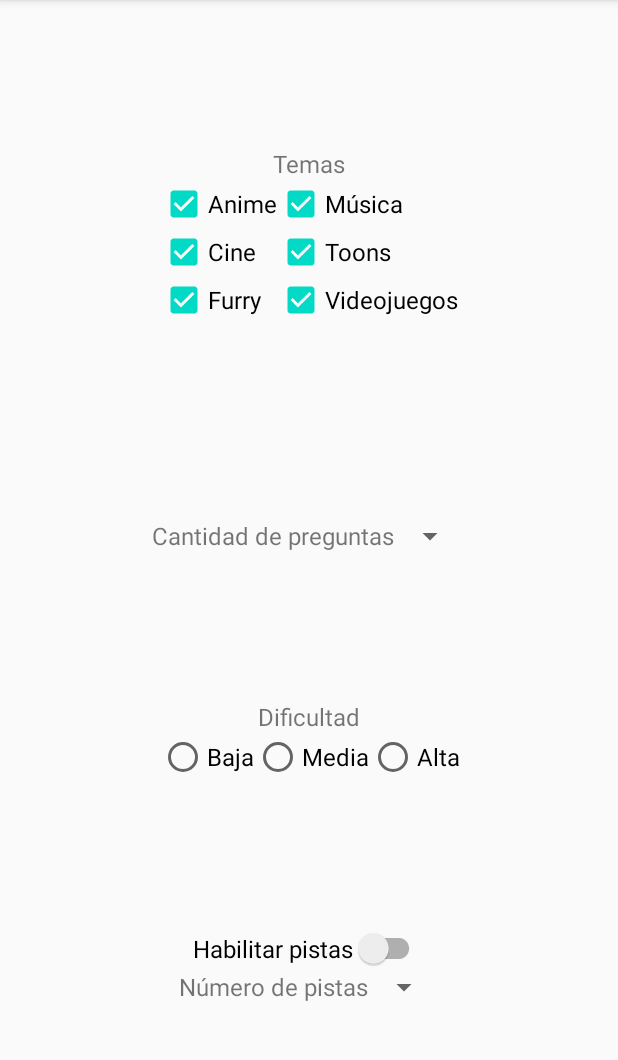
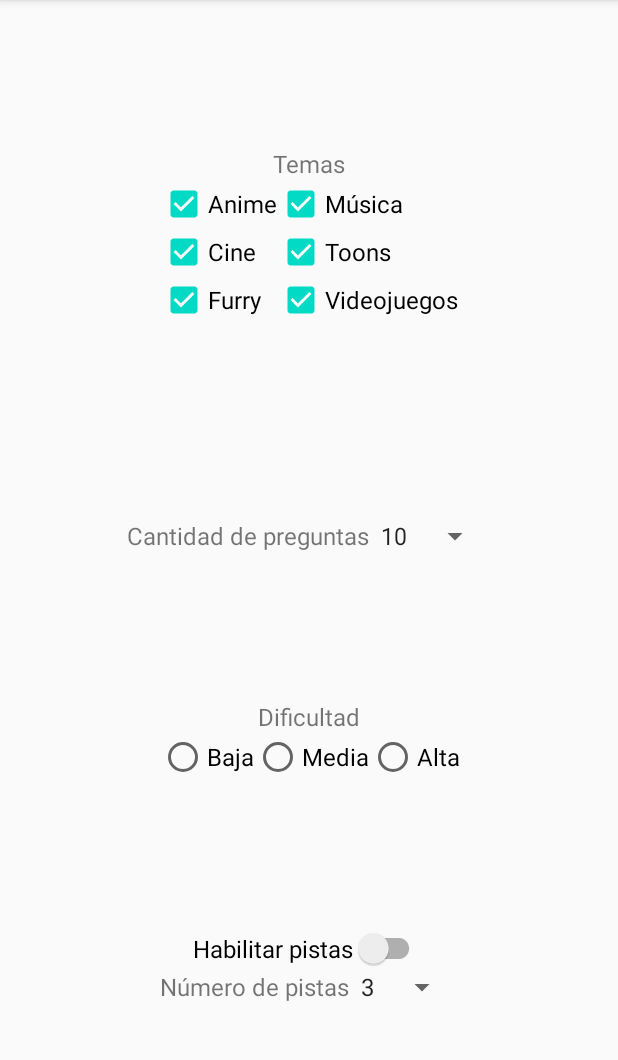
Before and after one commit to RodrigoMaliachi/QuizzFirstProjectHADP, an Android app: the OptionsActivity screen opened directly, with no data from a screen before it, on a phone screen of 412 x 824 dp, the part 84-1144 px from its top. Run offline under Robolectric (Android 15) with nearby library versions, the phone set to English and light mode, and no system bars.

```diff
--- a/app/src/main/java/com/example/quizzfirstprojecthadp/Information.kt
+++ b/app/src/main/java/com/example/quizzfirstprojecthadp/Information.kt
@@ -1,6 +1,6 @@
 package com.example.quizzfirstprojecthadp
 
-class Information() {
+class Information {
 
     var anime = true
     var cine = true
@@ -9,5 +9,9 @@ class Information() {
     var toons = true
     var videojuegos = true
 
+    var questionsQuantity = 10
+
+    var hintsQuantity = 3
+
 
 }
--- a/app/src/main/java/com/example/quizzfirstprojecthadp/options/OptionsActivity.kt
+++ b/app/src/main/java/com/example/quizzfirstprojecthadp/options/OptionsActivity.kt
@@ -3,9 +3,7 @@ package com.example.quizzfirstprojecthadp.options
 import androidx.appcompat.app.AppCompatActivity
 import android.os.Bundle
 import android.view.View
-import android.widget.CheckBox
-import android.widget.CompoundButton
-import android.widget.Toast
+import android.widget.*
 import androidx.lifecycle.ViewModelProvider
 import com.example.quizzfirstprojecthadp.R
 
@@ -19,11 +17,16 @@ class OptionsActivity : AppCompatActivity() {
     private lateinit var videojuegosBox: CheckBox
     private lateinit var todosBox: CheckBox
 
+    private lateinit var questionSpinner: Spinner
+    private lateinit var hintsSpinner: Spinner
+
     private lateinit var viewModel: OptionsViewModel
 
     override fun onCreate(savedInstanceState: Bundle?) {
         super.onCreate(savedInstanceState)
         setContentView(R.layout.activity_options)
+
+        viewModel = ViewModelProvider(this).get(OptionsViewModel::class.java)
 
         animeBox = findViewById(R.id.animeCheckBox)
         cineBox = findViewById(R.id.cineCheckBox)
@@ -33,7 +36,15 @@ class OptionsActivity : AppCompatActivity() {
         videojuegosBox = findViewById(R.id.videojuegosCheckBox)
         todosBox = findViewById(R.id.todosCheckBox)
 
-        viewModel = ViewModelProvider(this).get(OptionsViewModel::class.java)
+        //Inicializa el adaptador del Spinner de preguntas y selecciona la opción guardada en info a través del ViewModel
+        questionSpinner = findViewById(R.id.questionSpinner)
+        questionSpinner.adapter = viewModel.spinnerAdapter(this, R.array.question_spinner)
+        questionSpinner.setSelection(viewModel.questionsQuantity.minus(5))
+
+        //Inicializa el adaptador del Spinner de pistas y selecciona la opción guardada en info a través del ViewModel
+        hintsSpinner = findViewById(R.id.hintsSpinner)
+        hintsSpinner.adapter = viewModel.spinnerAdapter(this, R.array.hints_spinner)
+        hintsSpinner.setSelection(viewModel.hintsQuantity.minus(1))
 
         viewModel.initializeBoxes(listOf(animeBox,cineBox,furryBox,musicaBox,toonsBox,videojuegosBox,todosBox))
 
@@ -43,6 +54,19 @@ class OptionsActivity : AppCompatActivity() {
         musicaBox.setOnCheckedChangeListener(checkBoxesListener)
         toonsBox.setOnCheckedChangeListener(checkBoxesListener)
         videojuegosBox.setOnCheckedChangeListener(checkBoxesListener)
+
+        questionSpinner.onItemSelectedListener = object : AdapterView.OnItemSelectedListener {
+            override fun onNothingSelected(p0: AdapterView<*>?) {}
+            override fun onItemSelected(p0: AdapterView<*>?, p1: View?, position: Int, p3: Long) {
+                viewModel.questionsQuantity = position + 5
+            }
+        }
+        hintsSpinner.onItemSelectedListener = object : AdapterView.OnItemSelectedListener {
+            override fun onNothingSelected(p0: AdapterView<*>?) {}
+            override fun onItemSelected(p0: AdapterView<*>?, p1: View?, position: Int, p3: Long) {
+                viewModel.hintsQuantity = position + 1
+            }
+        }
 
         todosBox.setOnCheckedChangeListener { box, boolean ->
             if ( boolean ){
@@ -55,13 +79,12 @@ class OptionsActivity : AppCompatActivity() {
                 videojuegosBox.isChecked = true
             }
         }
-
-
     }
 
     private val checkBoxesListener = CompoundButton.OnCheckedChangeListener { button, isChecked ->
         viewModel.apply {
 
+            //Cambia la información guardada del tema seleccionado en info
             changeTopics(button.id, isChecked)
 
             if (!isAtLeastOneChecked){
@@ -77,5 +100,4 @@ class OptionsActivity : AppCompatActivity() {
             }
         }
     }
-
 }
--- a/app/src/main/java/com/example/quizzfirstprojecthadp/options/OptionsViewModel.kt
+++ b/app/src/main/java/com/example/quizzfirstprojecthadp/options/OptionsViewModel.kt
@@ -1,9 +1,12 @@
 package com.example.quizzfirstprojecthadp.options
 
+import android.content.Context
 import android.view.View
+import android.widget.ArrayAdapter
 import android.widget.CheckBox
 import androidx.lifecycle.ViewModel
-import com.example.quizzfirstprojecthadp.MainActivity
+
+import com.example.quizzfirstprojecthadp.MainActivity.Companion.info
 import com.example.quizzfirstprojecthadp.R
 
 class OptionsViewModel : ViewModel() {
@@ -12,15 +15,23 @@ class OptionsViewModel : ViewModel() {
 
     var isAtLeastOneChecked: Boolean
 
+    var questionsQuantity: Int
+        get() = info.questionsQuantity
+        set(value) { info.questionsQuantity = value }
+
+    var hintsQuantity: Int
+        get() = info.hintsQuantity
+        set(value) { info.hintsQuantity = value }
+
     init {
-        MainActivity.info.apply {
+        info.apply {
             isAtLeastOneChecked = anime || cine || furry || musica || toons || videojuegos
             isEverythingChecked = anime && cine && furry && musica && toons && videojuegos
         }
     }
 
     fun initializeBoxes(boxes: List<CheckBox>) {
-        MainActivity.info.apply {
+        info.apply {
             for (box in boxes) {
                 when (box.id) {
                     R.id.animeCheckBox -> box.isChecked = anime
@@ -36,7 +47,7 @@ class OptionsViewModel : ViewModel() {
     }
 
     fun changeTopics(id: Int, isChecked: Boolean) {
-        MainActivity.info.apply {
+        info.apply {
             when (id) {
                 R.id.animeCheckBox -> anime = isChecked
                 R.id.cineCheckBox -> cine = isChecked
@@ -49,4 +60,11 @@ class OptionsViewModel : ViewModel() {
             isEverythingChecked = anime && cine && furry && musica && toons && videojuegos
         }
     }
+
+    //Función que devuelve el adaptador para un Spinner
+    fun spinnerAdapter(context: Context, resource: Int) = ArrayAdapter
+        .createFromResource(context, resource, android.R.layout.simple_spinner_item)
+        .also {
+            it.setDropDownViewResource(android.R.layout.simple_spinner_dropdown_item)
+        }
 }
--- a/app/src/main/res/values/strings.xml
+++ b/app/src/main/res/values/strings.xml
@@ -18,4 +18,19 @@
     <string name="switch_pistas">Habilitar pistas</string>
     <string name="cantidad_pistas">Número de pistas</string>
     <string name="guardar">Guardar</string>
+
+    <string-array name="question_spinner">
+        <item>5</item>
+        <item>6</item>
+        <item>7</item>
+        <item>8</item>
+        <item>9</item>
+        <item>10</item>
+    </string-array>
+
+    <string-array name="hints_spinner">
+        <item>1</item>
+        <item>2</item>
+        <item>3</item>
+    </string-array>
 </resources>
```
